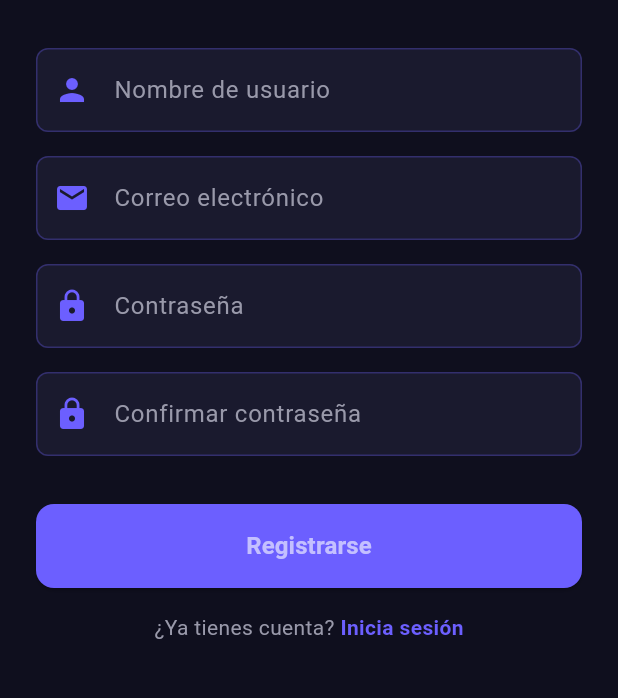
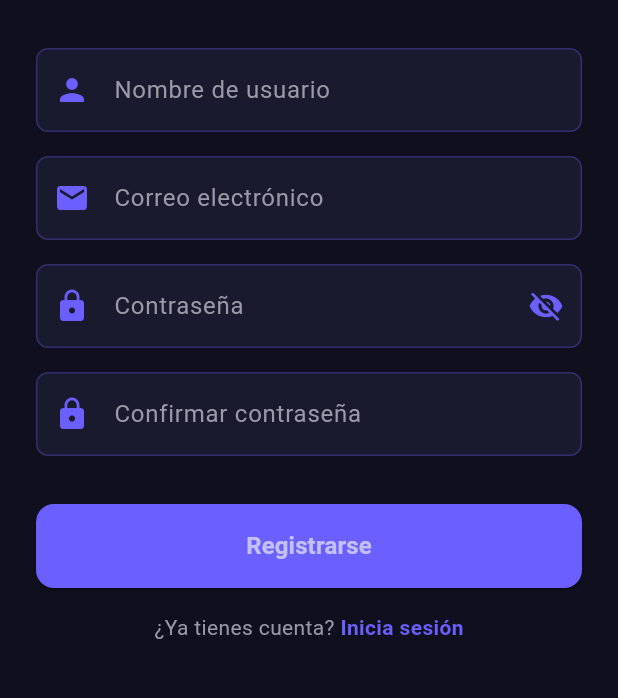
Before and after one commit to ElRayoRapido09/Tip-Top-Games, a Flutter app: the RegisterScreen screen opened directly, on a phone screen of 412 x 824 dp, the part 138-836 px from its top. Run offline on Flutter 3.47's test engine with Material 3 defaults, Android fonts, the phone set to English and light mode, and no system bars; our stand-ins replace shared_preferences, sqflite, sqflite_common_ffi, sqflite_common_ffi_web; accounts and stored records are empty.

Commit message:
Correccion, Eliminacion y Agregacion de botones

```diff
--- a/lib/screens/register_screen.dart
+++ b/lib/screens/register_screen.dart
@@ -21,6 +21,7 @@ class _RegisterScreenState extends State<RegisterScreen> {
   String? _error;
   AppUser? _createdUser;
   final _steamApiService = SteamApiService();
+  bool _showPassword = false;
 
   @override
   void dispose() {
@@ -331,7 +332,7 @@ class _RegisterScreenState extends State<RegisterScreen> {
                       // Password
                       TextField(
                         controller: _passwordController,
-                        obscureText: true,
+                        obscureText: !_showPassword,
                         decoration: InputDecoration(
                           hintText: 'Contraseña',
                           hintStyle: const TextStyle(
@@ -361,6 +362,19 @@ class _RegisterScreenState extends State<RegisterScreen> {
                             Icons.lock,
                             color: Color(0xFF6C5FFF),
                           ),
+                          suffixIcon: IconButton(
+                            icon: Icon(
+                              _showPassword
+                                  ? Icons.visibility
+                                  : Icons.visibility_off,
+                              color: const Color(0xFF6C5FFF),
+                            ),
+                            onPressed: () {
+                              setState(() =>
+                                  _showPassword =
+                                      !_showPassword);
+                            },
+                          ),
                         ),
                         style: const TextStyle(color: Colors.white),
                       ),
@@ -369,7 +383,7 @@ class _RegisterScreenState extends State<RegisterScreen> {
                       // Confirm Password
                       TextField(
                         controller: _confirmPasswordController,
-                        obscureText: true,
+                        obscureText: !_showPassword,
                         decoration: InputDecoration(
                           hintText: 'Confirmar contraseña',
                           hintStyle: const TextStyle(
```
Also changed, not shown: lib/screens/profile_screen.dart (+21 -11 lines), 1 other file.
